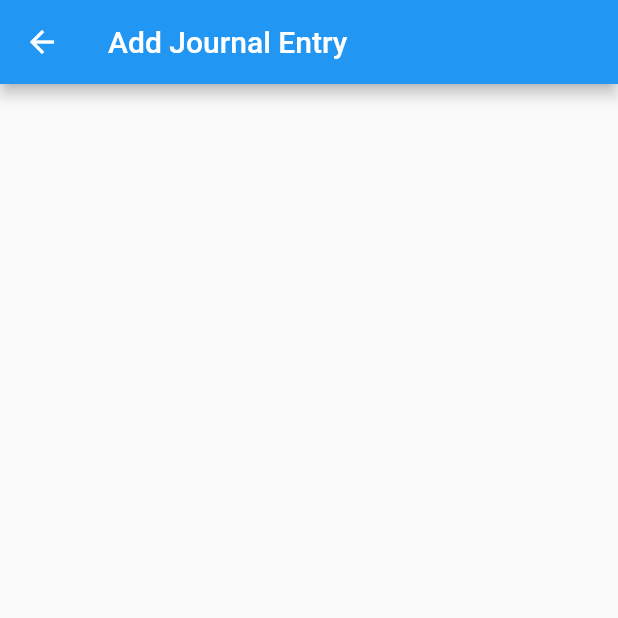
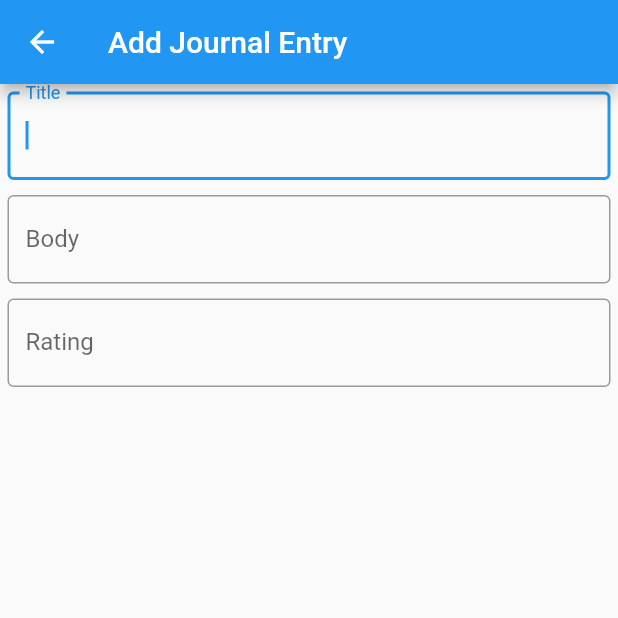
Before and after one commit to tjprange/journal, a Flutter app: the NewEntryScreen screen opened by its route, on a phone screen of 412 x 824 dp, the top half of it. Run offline on Flutter 3.47's test engine with Material 2 defaults, Android fonts, the phone set to English and light mode, and no system bars.

Commit message:
custom widgets

```diff
--- a/lib/screens/new_entry_screen.dart
+++ b/lib/screens/new_entry_screen.dart
@@ -1,4 +1,5 @@
 import 'package:flutter/material.dart';
+import 'package:journal/widgets/journal_form.dart';
 
 class NewEntryScreen extends StatelessWidget {
   @override
@@ -6,7 +7,8 @@ class NewEntryScreen extends StatelessWidget {
     return Scaffold(
       appBar: AppBar(
         title: Text('Add Journal Entry')
-      )
+      ),
+      body: JournalForm(),
     );
   }
 }
--- a/lib/widgets/journal_form.dart
+++ b/lib/widgets/journal_form.dart
@@ -1,11 +1,12 @@
 import 'package:flutter/material.dart';
+import 'package:journal/widgets/textformfield_widget.dart';
 
-class MyCustomForm extends StatefulWidget {
+class JournalForm extends StatefulWidget {
   @override
-  _MyCustomFormState createState() => _MyCustomFormState();
+  _JournalForm createState() => _JournalForm();
 }
 
-class _MyCustomFormState extends State<MyCustomForm> {
+class _JournalForm extends State<JournalForm> {
 
   final formKey = GlobalKey<FormState>();
 
@@ -14,9 +15,11 @@ class _MyCustomFormState extends State<MyCustomForm> {
     return Form(
       key: formKey,
       child: Column(
-        mainAxisAlignment: MainAxisAlignment.center,
+        mainAxisAlignment: MainAxisAlignment.start,
         children: [
-          TextFormField()
+          textFormFieldWidget(context, 'Title'),
+          textFormFieldWidget(context, 'Body'),
+          textFormFieldWidget(context, 'Rating')
         ]
       )
     );
--- /dev/null
+++ b/lib/widgets/textformfield_widget.dart
@@ -0,0 +1,18 @@
+import 'package:flutter/material.dart';
+
+Widget textFormFieldWidget(BuildContext context, String name) {
+  return Padding(
+    padding: const EdgeInsets.all(5),
+    child: TextFormField(
+      autofocus: true,
+      decoration:
+          InputDecoration(labelText: name, border: OutlineInputBorder()),
+      validator: (value) {
+        if (value.isEmpty) {
+          return 'Please complete form';
+        }
+        return null;
+      },
+    ),
+  );
+}
```
